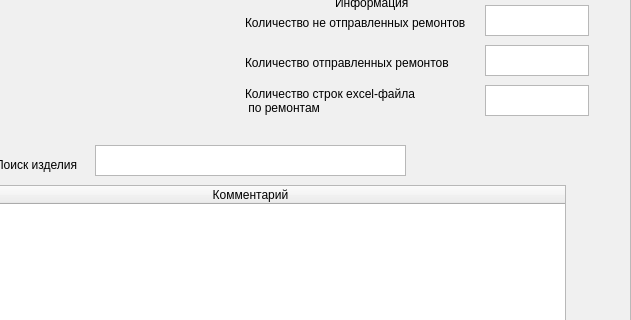
Before: the Qt Designer form uiform.ui in IgorReyms/sklad, drawn with Qt 5; both pictures show x 385 to 1016 and y 95 to 415 of the 1016 by 805 pixel window.
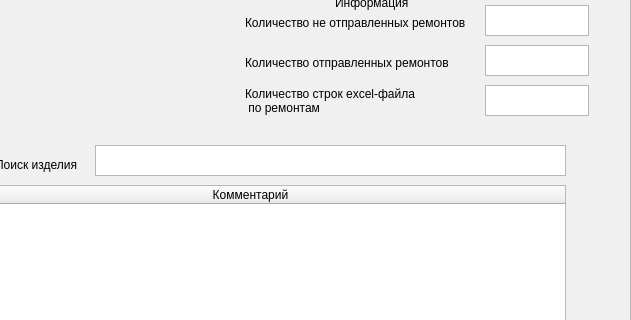
After: the same form once the commit is applied. The open tabs and pages were chosen to show the change.

Patch:
```diff
--- a/uiform.ui
+++ b/uiform.ui
@@ -786,16 +786,6 @@
             </rect>
            </property>
           </widget>
-          <widget class="QPlainTextEdit" name="RepairFindItemTextEdit">
-           <property name="geometry">
-            <rect>
-             <x>470</x>
-             <y>180</y>
-             <width>311</width>
-             <height>31</height>
-            </rect>
-           </property>
-          </widget>
           <widget class="QLabel" name="label_21">
            <property name="geometry">
             <rect>
@@ -809,6 +799,34 @@
             <string>Поиск изделия</string>
            </property>
           </widget>
+          <widget class="QTableWidget" name="RepairFindItem">
+           <property name="geometry">
+            <rect>
+             <x>470</x>
+             <y>180</y>
+             <width>471</width>
+             <height>31</height>
+            </rect>
+           </property>
+           <property name="showGrid">
+            <bool>false</bool>
+           </property>
+           <property name="cornerButtonEnabled">
+            <bool>false</bool>
+           </property>
+           <property name="columnCount">
+            <number>0</number>
+           </property>
+           <attribute name="horizontalHeaderVisible">
+            <bool>false</bool>
+           </attribute>
+           <attribute name="horizontalHeaderHighlightSections">
+            <bool>true</bool>
+           </attribute>
+           <attribute name="horizontalHeaderStretchLastSection">
+            <bool>true</bool>
+           </attribute>
+          </widget>
          </widget>
          <widget class="QWidget" name="debtPage">
           <widget class="QLabel" name="label_22">
```
Left out of the diff: 2 changed lines with no effect on the pictures.
